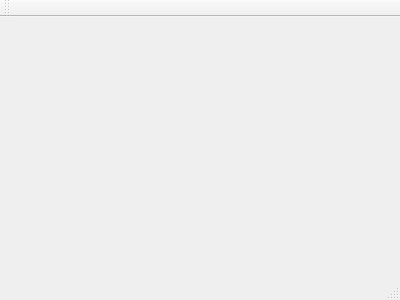
This is SocketsUNIX/Sockets/cliente.ui in fabo49/Proyecto-Redes as Qt 5 draws it before an edit. The edited form follows.
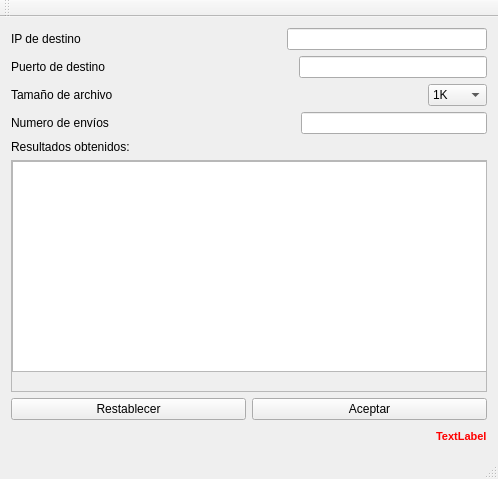
This is the edited form.

```diff
--- a/SocketsUNIX/Sockets/cliente.ui
+++ b/SocketsUNIX/Sockets/cliente.ui
@@ -1,24 +1,668 @@
 <ui version="4.0">
  <class>Cliente</class>
- <widget class="QMainWindow" name="Cliente" >
-  <property name="geometry" >
+ <widget class="QMainWindow" name="Cliente">
+  <property name="geometry">
    <rect>
     <x>0</x>
     <y>0</y>
-    <width>400</width>
-    <height>300</height>
+    <width>498</width>
+    <height>479</height>
    </rect>
   </property>
   <property name="windowTitle" >
    <string>Cliente</string>
   </property>
-  <widget class="QMenuBar" name="menuBar" />
-  <widget class="QToolBar" name="mainToolBar" />
-  <widget class="QWidget" name="centralWidget" />
-  <widget class="QStatusBar" name="statusBar" />
+  <widget class="QWidget" name="centralWidget">
+   <layout class="QVBoxLayout" name="verticalLayout">
+    <item>
+     <layout class="QHBoxLayout" name="horizontalLayout">
+      <item>
+       <widget class="QLabel" name="label">
+        <property name="text">
+         <string>IP de destino</string>
+        </property>
+       </widget>
+      </item>
+      <item>
+       <spacer name="horizontalSpacer">
+        <property name="orientation">
+         <enum>Qt::Horizontal</enum>
+        </property>
+        <property name="sizeHint" stdset="0">
+         <size>
+          <width>20</width>
+          <height>20</height>
+         </size>
+        </property>
+       </spacer>
+      </item>
+      <item>
+       <widget class="QLineEdit" name="inputIP"/>
+      </item>
+     </layout>
+    </item>
+    <item>
+     <layout class="QHBoxLayout" name="horizontalLayout_2">
+      <item>
+       <widget class="QLabel" name="label_2">
+        <property name="text">
+         <string>Puerto de destino</string>
+        </property>
+       </widget>
+      </item>
+      <item>
+       <spacer name="horizontalSpacer_2">
+        <property name="orientation">
+         <enum>Qt::Horizontal</enum>
+        </property>
+        <property name="sizeHint" stdset="0">
+         <size>
+          <width>20</width>
+          <height>20</height>
+         </size>
+        </property>
+       </spacer>
+      </item>
+      <item>
+       <widget class="QLineEdit" name="inputPuerto"/>
+      </item>
+     </layout>
+    </item>
+    <item>
+     <layout class="QHBoxLayout" name="horizontalLayout_3">
+      <item>
+       <widget class="QLabel" name="label_3">
+        <property name="text">
+         <string>Tamaño de archivo</string>
+        </property>
+       </widget>
+      </item>
+      <item>
+       <spacer name="horizontalSpacer_3">
+        <property name="orientation">
+         <enum>Qt::Horizontal</enum>
+        </property>
+        <property name="sizeHint" stdset="0">
+         <size>
+          <width>40</width>
+          <height>20</height>
+         </size>
+        </property>
+       </spacer>
+      </item>
+      <item>
+       <widget class="QComboBox" name="dropTamano">
+        <item>
+         <property name="text">
+          <string>1K</string>
+         </property>
+        </item>
+        <item>
+         <property name="text">
+          <string>10K</string>
+         </property>
+        </item>
+        <item>
+         <property name="text">
+          <string>100K</string>
+         </property>
+        </item>
+       </widget>
+      </item>
+     </layout>
+    </item>
+    <item>
+     <layout class="QHBoxLayout" name="horizontalLayout_4">
+      <item>
+       <widget class="QLabel" name="label_4">
+        <property name="text">
+         <string>Numero de envíos</string>
+        </property>
+       </widget>
+      </item>
+      <item>
+       <spacer name="horizontalSpacer_4">
+        <property name="orientation">
+         <enum>Qt::Horizontal</enum>
+        </property>
+        <property name="sizeHint" stdset="0">
+         <size>
+          <width>40</width>
+          <height>20</height>
+         </size>
+        </property>
+       </spacer>
+      </item>
+      <item>
+       <widget class="QLineEdit" name="inputNumero"/>
+      </item>
+     </layout>
+    </item>
+    <item>
+     <widget class="QLabel" name="label_5">
+      <property name="text">
+       <string>Resultados obtenidos:</string>
+      </property>
+     </widget>
+    </item>
+    <item>
+     <layout class="QHBoxLayout" name="horizontalLayout_5">
+      <item>
+       <widget class="QScrollArea" name="scrollArea">
+        <property name="widgetResizable">
+         <bool>true</bool>
+        </property>
+        <widget class="QWidget" name="scrollAreaWidgetContents">
+         <property name="geometry">
+          <rect>
+           <x>0</x>
+           <y>0</y>
+           <width>476</width>
+           <height>171</height>
+          </rect>
+         </property>
+         <widget class="QPlainTextEdit" name="textResultados">
+          <property name="geometry">
+           <rect>
+            <x>0</x>
+            <y>0</y>
+            <width>481</width>
+            <height>211</height>
+           </rect>
+          </property>
+         </widget>
+        </widget>
+       </widget>
+      </item>
+     </layout>
+    </item>
+    <item>
+     <layout class="QHBoxLayout" name="horizontalLayout_6">
+      <item>
+       <widget class="QPushButton" name="btnRestablecer">
+        <property name="text">
+         <string>Restablecer</string>
+        </property>
+       </widget>
+      </item>
+      <item>
+       <widget class="QPushButton" name="btnAceptar">
+        <property name="text">
+         <string>Aceptar</string>
+        </property>
+       </widget>
+      </item>
+     </layout>
+    </item>
+    <item>
+     <layout class="QHBoxLayout" name="horizontalLayout_7">
+      <item>
+       <spacer name="horizontalSpacer_5">
+        <property name="orientation">
+         <enum>Qt::Horizontal</enum>
+        </property>
+        <property name="sizeHint" stdset="0">
+         <size>
+          <width>40</width>
+          <height>20</height>
+         </size>
+        </property>
+       </spacer>
+      </item>
+      <item>
+       <widget class="QLabel" name="labelError">
+        <property name="palette">
+         <palette>
+          <active>
+           <colorrole role="WindowText">
+            <brush brushstyle="SolidPattern">
+             <color alpha="255">
+              <red>255</red>
+              <green>0</green>
+              <blue>0</blue>
+             </color>
+            </brush>
+           </colorrole>
+           <colorrole role="Button">
+            <brush brushstyle="SolidPattern">
+             <color alpha="255">
+              <red>255</red>
+              <green>0</green>
+              <blue>0</blue>
+             </color>
+            </brush>
+           </colorrole>
+           <colorrole role="Light">
+            <brush brushstyle="SolidPattern">
+             <color alpha="255">
+              <red>255</red>
+              <green>127</green>
+              <blue>127</blue>
+             </color>
+            </brush>
+           </colorrole>
+           <colorrole role="Midlight">
+            <brush brushstyle="SolidPattern">
+             <color alpha="255">
+              <red>255</red>
+              <green>63</green>
+              <blue>63</blue>
+             </color>
+            </brush>
+           </colorrole>
+           <colorrole role="Dark">
+            <brush brushstyle="SolidPattern">
+             <color alpha="255">
+              <red>127</red>
+              <green>0</green>
+              <blue>0</blue>
+             </color>
+            </brush>
+           </colorrole>
+           <colorrole role="Mid">
+            <brush brushstyle="SolidPattern">
+             <color alpha="255">
+              <red>170</red>
+              <green>0</green>
+              <blue>0</blue>
+             </color>
+            </brush>
+           </colorrole>
+           <colorrole role="Text">
+            <brush brushstyle="SolidPattern">
+             <color alpha="255">
+              <red>255</red>
+              <green>0</green>
+              <blue>0</blue>
+             </color>
+            </brush>
+           </colorrole>
+           <colorrole role="BrightText">
+            <brush brushstyle="SolidPattern">
+             <color alpha="255">
+              <red>255</red>
+              <green>255</green>
+              <blue>255</blue>
+             </color>
+            </brush>
+           </colorrole>
+           <colorrole role="ButtonText">
+            <brush brushstyle="SolidPattern">
+             <color alpha="255">
+              <red>255</red>
+              <green>0</green>
+              <blue>0</blue>
+             </color>
+            </brush>
+           </colorrole>
+           <colorrole role="Base">
+            <brush brushstyle="SolidPattern">
+             <color alpha="255">
+              <red>255</red>
+              <green>255</green>
+              <blue>255</blue>
+             </color>
+            </brush>
+           </colorrole>
+           <colorrole role="Window">
+            <brush brushstyle="SolidPattern">
+             <color alpha="255">
+              <red>255</red>
+              <green>0</green>
+              <blue>0</blue>
+             </color>
+            </brush>
+           </colorrole>
+           <colorrole role="Shadow">
+            <brush brushstyle="SolidPattern">
+             <color alpha="255">
+              <red>255</red>
+              <green>0</green>
+              <blue>0</blue>
+             </color>
+            </brush>
+           </colorrole>
+           <colorrole role="AlternateBase">
+            <brush brushstyle="SolidPattern">
+             <color alpha="255">
+              <red>255</red>
+              <green>127</green>
+              <blue>127</blue>
+             </color>
+            </brush>
+           </colorrole>
+           <colorrole role="ToolTipBase">
+            <brush brushstyle="SolidPattern">
+             <color alpha="255">
+              <red>255</red>
+              <green>255</green>
+              <blue>220</blue>
+             </color>
+            </brush>
+           </colorrole>
+           <colorrole role="ToolTipText">
+            <brush brushstyle="SolidPattern">
+             <color alpha="255">
+              <red>255</red>
+              <green>0</green>
+              <blue>0</blue>
+             </color>
+            </brush>
+           </colorrole>
+          </active>
+          <inactive>
+           <colorrole role="WindowText">
+            <brush brushstyle="SolidPattern">
+             <color alpha="255">
+              <red>255</red>
+              <green>0</green>
+              <blue>0</blue>
+             </color>
+            </brush>
+           </colorrole>
+           <colorrole role="Button">
+            <brush brushstyle="SolidPattern">
+             <color alpha="255">
+              <red>255</red>
+              <green>0</green>
+              <blue>0</blue>
+             </color>
+            </brush>
+           </colorrole>
+           <colorrole role="Light">
+            <brush brushstyle="SolidPattern">
+             <color alpha="255">
+              <red>255</red>
+              <green>127</green>
+              <blue>127</blue>
+             </color>
+            </brush>
+           </colorrole>
+           <colorrole role="Midlight">
+            <brush brushstyle="SolidPattern">
+             <color alpha="255">
+              <red>255</red>
+              <green>63</green>
+              <blue>63</blue>
+             </color>
+            </brush>
+           </colorrole>
+           <colorrole role="Dark">
+            <brush brushstyle="SolidPattern">
+             <color alpha="255">
+              <red>127</red>
+              <green>0</green>
+              <blue>0</blue>
+             </color>
+            </brush>
+           </colorrole>
+           <colorrole role="Mid">
+            <brush brushstyle="SolidPattern">
+             <color alpha="255">
+              <red>170</red>
+              <green>0</green>
+              <blue>0</blue>
+             </color>
+            </brush>
+           </colorrole>
+           <colorrole role="Text">
+            <brush brushstyle="SolidPattern">
+             <color alpha="255">
+              <red>255</red>
+              <green>0</green>
+              <blue>0</blue>
+             </color>
+            </brush>
+           </colorrole>
+           <colorrole role="BrightText">
+            <brush brushstyle="SolidPattern">
+             <color alpha="255">
+              <red>255</red>
+              <green>255</green>
+              <blue>255</blue>
+             </color>
+            </brush>
+           </colorrole>
+           <colorrole role="ButtonText">
+            <brush brushstyle="SolidPattern">
+             <color alpha="255">
+              <red>255</red>
+              <green>0</green>
+              <blue>0</blue>
+             </color>
+            </brush>
+           </colorrole>
+           <colorrole role="Base">
+            <brush brushstyle="SolidPattern">
+             <color alpha="255">
+              <red>255</red>
+              <green>255</green>
+              <blue>255</blue>
+             </color>
+            </brush>
+           </colorrole>
+           <colorrole role="Window">
+            <brush brushstyle="SolidPattern">
+             <color alpha="255">
+              <red>255</red>
+              <green>0</green>
+              <blue>0</blue>
+             </color>
+            </brush>
+           </colorrole>
+           <colorrole role="Shadow">
+            <brush brushstyle="SolidPattern">
+             <color alpha="255">
+              <red>255</red>
+              <green>0</green>
+              <blue>0</blue>
+             </color>
+            </brush>
+           </colorrole>
+           <colorrole role="AlternateBase">
+            <brush brushstyle="SolidPattern">
+             <color alpha="255">
+              <red>255</red>
+              <green>127</green>
+              <blue>127</blue>
+             </color>
+            </brush>
+           </colorrole>
+           <colorrole role="ToolTipBase">
+            <brush brushstyle="SolidPattern">
+             <color alpha="255">
+              <red>255</red>
+              <green>255</green>
+              <blue>220</blue>
+             </color>
+            </brush>
+           </colorrole>
+           <colorrole role="ToolTipText">
+            <brush brushstyle="SolidPattern">
+             <color alpha="255">
+              <red>255</red>
+              <green>0</green>
+              <blue>0</blue>
+             </color>
+            </brush>
+           </colorrole>
+          </inactive>
+          <disabled>
+           <colorrole role="WindowText">
+            <brush brushstyle="SolidPattern">
+             <color alpha="255">
+              <red>127</red>
+              <green>0</green>
+              <blue>0</blue>
+             </color>
+            </brush>
+           </colorrole>
+           <colorrole role="Button">
+            <brush brushstyle="SolidPattern">
+             <color alpha="255">
+              <red>255</red>
+              <green>0</green>
+              <blue>0</blue>
+             </color>
+            </brush>
+           </colorrole>
+           <colorrole role="Light">
+            <brush brushstyle="SolidPattern">
+             <color alpha="255">
+              <red>255</red>
+              <green>127</green>
+              <blue>127</blue>
+             </color>
+            </brush>
+           </colorrole>
+           <colorrole role="Midlight">
+            <brush brushstyle="SolidPattern">
+             <color alpha="255">
+              <red>255</red>
+              <green>63</green>
+              <blue>63</blue>
+             </color>
+            </brush>
+           </colorrole>
+           <colorrole role="Dark">
+            <brush brushstyle="SolidPattern">
+             <color alpha="255">
+              <red>127</red>
+              <green>0</green>
+              <blue>0</blue>
+             </color>
+            </brush>
+           </colorrole>
+           <colorrole role="Mid">
+            <brush brushstyle="SolidPattern">
+             <color alpha="255">
+              <red>170</red>
+              <green>0</green>
+              <blue>0</blue>
+             </color>
+            </brush>
+           </colorrole>
+           <colorrole role="Text">
+            <brush brushstyle="SolidPattern">
+             <color alpha="255">
+              <red>127</red>
+              <green>0</green>
+              <blue>0</blue>
+             </color>
+            </brush>
+           </colorrole>
+           <colorrole role="BrightText">
+            <brush brushstyle="SolidPattern">
+             <color alpha="255">
+              <red>255</red>
+              <green>255</green>
+              <blue>255</blue>
+             </color>
+            </brush>
+           </colorrole>
+           <colorrole role="ButtonText">
+            <brush brushstyle="SolidPattern">
+             <color alpha="255">
+              <red>127</red>
+              <green>0</green>
+              <blue>0</blue>
+             </color>
+            </brush>
+           </colorrole>
+           <colorrole role="Base">
+            <brush brushstyle="SolidPattern">
+             <color alpha="255">
+              <red>255</red>
+              <green>0</green>
+              <blue>0</blue>
+             </color>
+            </brush>
+           </colorrole>
+           <colorrole role="Window">
+            <brush brushstyle="SolidPattern">
+             <color alpha="255">
+              <red>255</red>
+              <green>0</green>
+              <blue>0</blue>
+             </color>
+            </brush>
+           </colorrole>
+           <colorrole role="Shadow">
+            <brush brushstyle="SolidPattern">
+             <color alpha="255">
+              <red>255</red>
+              <green>0</green>
+              <blue>0</blue>
+             </color>
+            </brush>
+           </colorrole>
+           <colorrole role="AlternateBase">
+            <brush brushstyle="SolidPattern">
+             <color alpha="255">
+              <red>255</red>
+              <green>0</green>
+              <blue>0</blue>
+             </color>
+            </brush>
+           </colorrole>
+           <colorrole role="ToolTipBase">
+            <brush brushstyle="SolidPattern">
+             <color alpha="255">
+              <red>255</red>
+              <green>255</green>
+              <blue>220</blue>
+             </color>
+            </brush>
+           </colorrole>
+           <colorrole role="ToolTipText">
+            <brush brushstyle="SolidPattern">
+             <color alpha="255">
+              <red>255</red>
+              <green>0</green>
+              <blue>0</blue>
+             </color>
+            </brush>
+           </colorrole>
+          </disabled>
+         </palette>
+        </property>
+        <property name="font">
+         <font>
+          <pointsize>8</pointsize>
+          <weight>75</weight>
+          <bold>true</bold>
+         </font>
+        </property>
+        <property name="text">
+         <string>TextLabel</string>
+        </property>
+       </widget>
+      </item>
+     </layout>
+    </item>
+   </layout>
+  </widget>
+  <widget class="QMenuBar" name="menuBar">
+   <property name="geometry">
+    <rect>
+     <x>0</x>
+     <y>0</y>
+     <width>498</width>
+     <height>25</height>
+    </rect>
+   </property>
+  </widget>
+  <widget class="QToolBar" name="mainToolBar">
+   <attribute name="toolBarArea">
+    <enum>TopToolBarArea</enum>
+   </attribute>
+   <attribute name="toolBarBreak">
+    <bool>false</bool>
+   </attribute>
+  </widget>
+  <widget class="QStatusBar" name="statusBar"/>
  </widget>
- <layoutDefault spacing="6" margin="11" />
- <pixmapfunction></pixmapfunction>
+ <layoutdefault spacing="6" margin="11"/>
  <resources/>
  <connections/>
 </ui>
```
Left out of the diff: 3 changed lines with no effect on the pictures.
